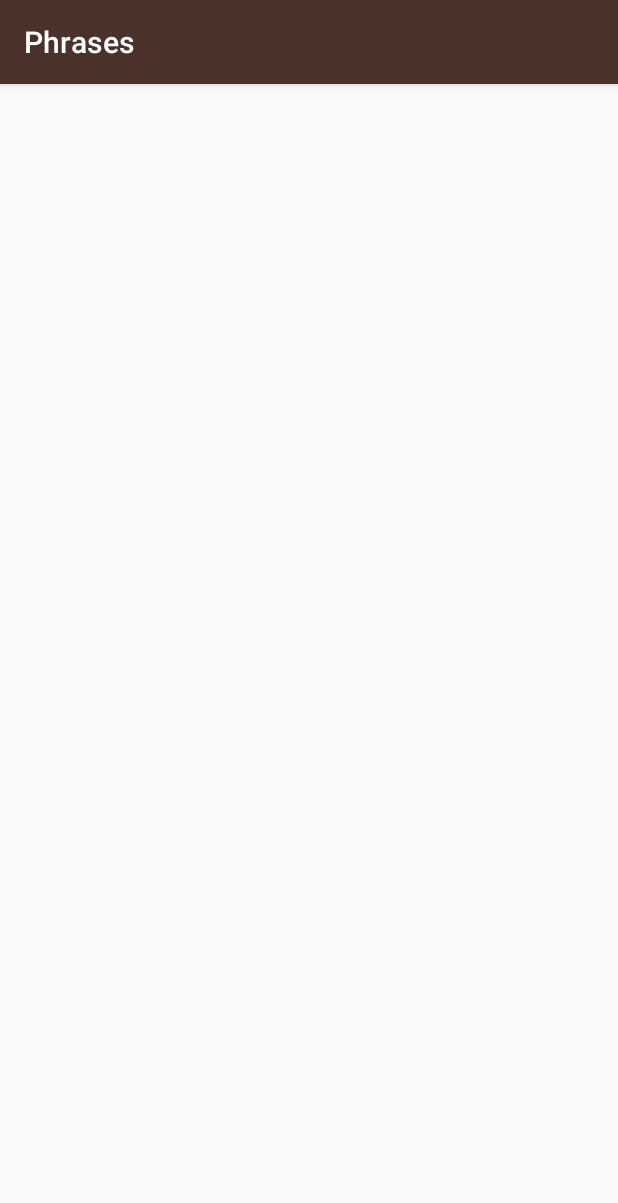
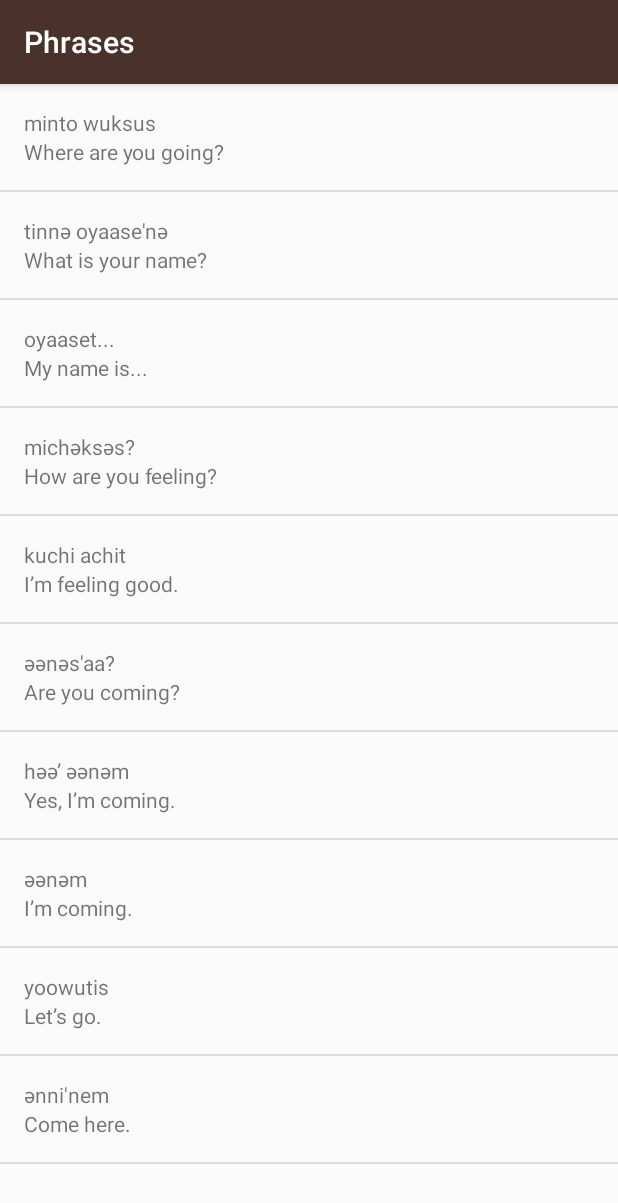
Before and after one commit to rayzrtx/ud839_Miwok-Starter-code, an Android app: the PhrasesActivity screen opened directly, with no data from a screen before it, on a phone screen of 412 x 824 dp. Shown: the top 1203 px of the screen. Run offline under Robolectric (Android 15) with nearby library versions, the phone set to English and light mode, and no system bars.

Commit message:
Updated PhrasesActivity to display list of common phrases in Miwok and English translation

```diff
--- a/app/src/main/java/com/example/android/miwok/PhrasesActivity.java
+++ b/app/src/main/java/com/example/android/miwok/PhrasesActivity.java
@@ -2,6 +2,9 @@ package com.example.android.miwok;
 
 import android.support.v7.app.AppCompatActivity;
 import android.os.Bundle;
+import android.widget.ListView;
+
+import java.util.ArrayList;
 
 public class PhrasesActivity extends AppCompatActivity {
 
@@ -9,5 +12,31 @@ public class PhrasesActivity extends AppCompatActivity {
     protected void onCreate(Bundle savedInstanceState) {
         super.onCreate(savedInstanceState);
         setContentView(R.layout.activity_phrases);
+
+        //Create an ArrayList of words to display when Numbers category is clicked
+        ArrayList<Word> words = new ArrayList<>();
+        words.add(new Word("Where are you going?", "minto wuksus"));
+        words.add(new Word("What is your name?", "tinnә oyaase'nә"));
+        words.add(new Word("My name is...", "oyaaset..."));
+        words.add(new Word("How are you feeling?", "michәksәs?"));
+        words.add(new Word("I’m feeling good.", "kuchi achit"));
+        words.add(new Word("Are you coming?", "әәnәs'aa?"));
+        words.add(new Word("Yes, I’m coming.", "hәә’ әәnәm"));
+        words.add(new Word("I’m coming.", "әәnәm"));
+        words.add(new Word("Let’s go.", "yoowutis"));
+        words.add(new Word("Come here.", "әnni'nem"));
+
+        // Create an {@link WordAdapter}, whose data source is a list of {@link Word}s. The
+        // adapter knows how to create list items for each item in the list.
+        WordAdapter wordAdapter = new WordAdapter(this, words);
+
+        // Find the {@link ListView} object in the view hierarchy of the {@link Activity}.
+        // There should be a {@link ListView} with the view ID called list, which is declared in the
+        // activity_phrases.xml layout file.
+        ListView listView = (ListView) findViewById(R.id.list);
+
+        // Make the {@link ListView} use the {@link WordAdapter} we created above, so that the
+        // {@link ListView} will display list items for each {@link Word} in the list.
+        listView.setAdapter(wordAdapter);
     }
 }
--- a/app/src/main/res/layout/activity_phrases.xml
+++ b/app/src/main/res/layout/activity_phrases.xml
@@ -1,9 +1,11 @@
 <?xml version="1.0" encoding="utf-8"?>
-<android.support.constraint.ConstraintLayout xmlns:android="http://schemas.android.com/apk/res/android"
-    xmlns:app="http://schemas.android.com/apk/res-auto"
+<!--This the layout for all phrases word views when Phrases category is clicked-->
+<ListView xmlns:android="http://schemas.android.com/apk/res/android"
     xmlns:tools="http://schemas.android.com/tools"
     android:layout_width="match_parent"
     android:layout_height="match_parent"
+    android:orientation="vertical"
+    android:id="@+id/list"
     tools:context="com.example.android.miwok.PhrasesActivity">
 
-</android.support.constraint.ConstraintLayout>
+</ListView>
```
